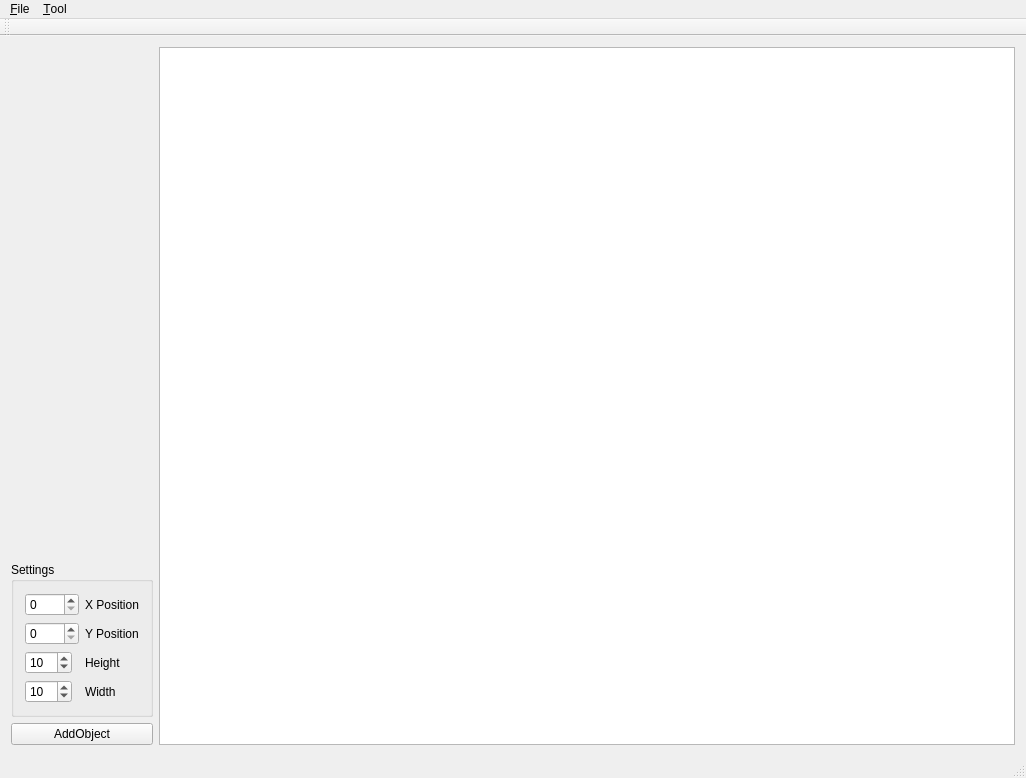
Old version of the form mainwindow.ui in the repository benediktrauch/VectorDrawing.
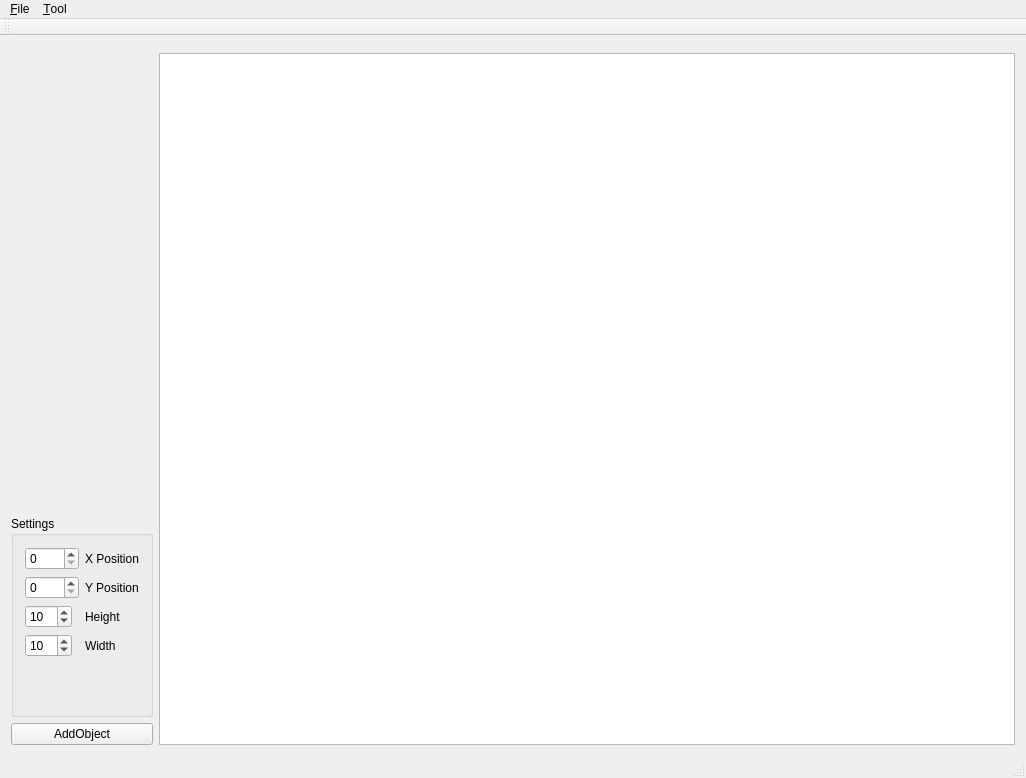
New version of the form. Icons and pictures are not drawn. Custom widgets are drawn as their Qt base class.

What changed in the file:
```diff
--- a/mainwindow.ui
+++ b/mainwindow.ui
@@ -21,7 +21,7 @@
    <layout class="QGridLayout" name="gridLayout">
     <item row="0" column="0">
      <layout class="QGridLayout" name="gridLayout_3">
-      <item row="1" column="2">
+      <item row="3" column="2">
        <layout class="QGridLayout" name="gridLayout_2">
         <item row="5" column="0">
          <layout class="QGridLayout" name="gridLayout_4">
@@ -118,15 +118,14 @@
           </item>
          </layout>
         </item>
-        <item row="0" column="0">
-         <widget class="ColorToolSelector" name="colorToolSelector" native="true"/>
-        </item>
        </layout>
       </item>
-      <item row="0" column="2">
-       <widget class="DrawingToolSelector" name="drawingToolSelector" native="true"/>
-      </item>
-      <item row="0" column="3" rowspan="2">
+      <item row="1" column="3" rowspan="3">
+       <layout class="QVBoxLayout" name="verticalLayout_2">
+        <item>
+         <widget class="ObjectSettings" name="objectSettingsWidget" native="true"/>
+        </item>
+        <item>
        <widget class="QGraphicsView" name="graphicsView">
         <property name="cursor" stdset="0">
          <cursorShape>ArrowCursor</cursorShape>
@@ -141,6 +140,14 @@
       </item>
      </layout>
     </item>
+      <item row="1" column="2">
+       <widget class="DrawingToolSelector" name="drawingToolSelector" native="true"/>
+      </item>
+      <item row="2" column="2">
+       <widget class="ColorToolSelector" name="colorToolSelector" native="true"/>
+      </item>
+     </layout>
+    </item>
    </layout>
   </widget>
   <widget class="QMenuBar" name="menuBar">
@@ -286,6 +293,12 @@
    <header>colortoolselector.h</header>
    <container>1</container>
   </customwidget>
+  <customwidget>
+   <class>ObjectSettings</class>
+   <extends>QWidget</extends>
+   <header>objectsettings.h</header>
+   <container>1</container>
+  </customwidget>
  </customwidgets>
  <resources>
   <include location="Images/selecttool.qrc"/>
```
Left out of the diff: 2 changed lines with no effect on the pictures. Lines whose indentation alone changed are shown as unchanged.
